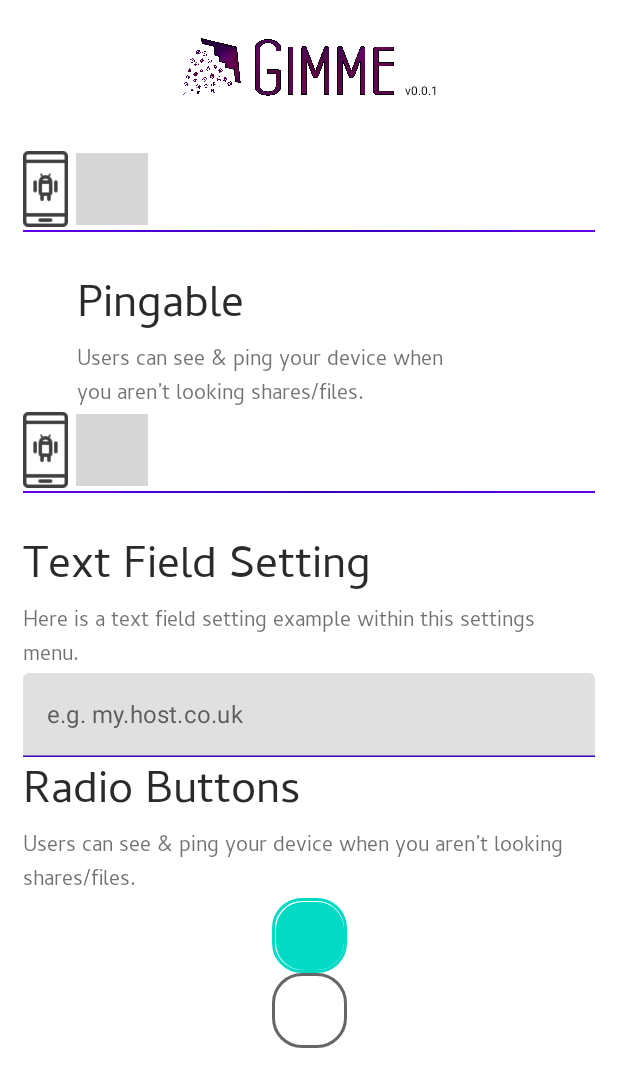
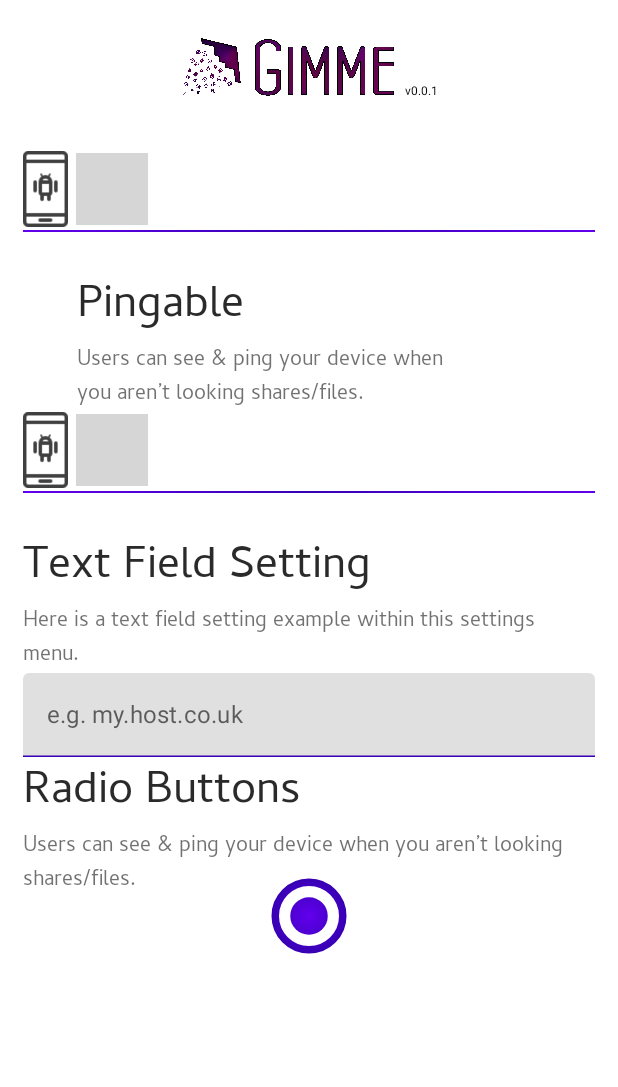
Before and after one commit to Nex-Coder/Gimme, an Android app built with Jetpack Compose: the @Preview function ComposablePreview, on a phone screen of 412 x 824 dp. Shown: the top 1087 px of the screen. Run offline under Robolectric (Android 15) with nearby library versions, the light colour scheme and no system bars; libraries missing offline, so code that uses them is left out: com.ramcosta.composedestinations; 4 statements that could not run were skipped; grey boxes are pictures that could not be loaded.

Commit message:
Radio button work.

```diff
--- a/app/src/main/java/co/uk/nexhub/gimme/ui/elements/controls/RadioButtonsGroup.kt
+++ b/app/src/main/java/co/uk/nexhub/gimme/ui/elements/controls/RadioButtonsGroup.kt
@@ -42,6 +42,7 @@ fun RadioButtonsGroup(choices: Array<RadioButtonChoice>) {
                         choice.action.invoke()
                     }
                 )
+                RadioButton(selected = true, onClick = { /*TODO*/ })
                 Text(
                     text = choice.name,
                     modifier = Modifier.padding(start = 16.dp),
--- a/app/src/main/java/co/uk/nexhub/gimme/ui/elements/controls/ShapedRadioButton.kt
+++ b/app/src/main/java/co/uk/nexhub/gimme/ui/elements/controls/ShapedRadioButton.kt
@@ -1,9 +1,10 @@
 package co.uk.nexhub.gimme.ui.elements.controls
 
+import android.annotation.SuppressLint
+import androidx.compose.animation.animateColorAsState
+import androidx.compose.animation.core.*
 import androidx.compose.foundation.BorderStroke
 import androidx.compose.foundation.Canvas
-import androidx.compose.foundation.background
-import androidx.compose.foundation.border
 import androidx.compose.ui.graphics.Shape
 import androidx.compose.foundation.interaction.MutableInteractionSource
 import androidx.compose.foundation.layout.*
@@ -11,54 +12,192 @@ import androidx.compose.foundation.selection.selectable
 import androidx.compose.foundation.shape.RoundedCornerShape
 import androidx.compose.material.*
 import androidx.compose.material.ripple.rememberRipple
-import androidx.compose.runtime.Composable
-import androidx.compose.runtime.remember
+import androidx.compose.runtime.*
 import androidx.compose.ui.Alignment
 import androidx.compose.ui.Modifier
 import androidx.compose.ui.draw.clip
+import androidx.compose.ui.graphics.Brush
 import androidx.compose.ui.graphics.Color
+import androidx.compose.ui.graphics.drawscope.Fill
+import androidx.compose.ui.graphics.drawscope.Stroke
 import androidx.compose.ui.semantics.Role
 import androidx.compose.ui.unit.Dp
 import androidx.compose.ui.unit.dp
 
+// TODO Make a rounded radio button that can take a float and draw a rounded corner square in a canvas that also can take a brush. Not answer but starting point https://stackoverflow.com/questions/69748987/how-to-draw-rounded-corner-polygons-in-jetpack-compose-canvas
 @Composable
-fun ShapedRadioButton( // TODO make a function that takesa a RadioButtonBrushes & provide a background feature for inner background
+fun RadioButtonBrush(
     selected: Boolean,
     onClick: (() -> Unit)?,
     modifier: Modifier = Modifier,
     enabled: Boolean = true,
     interactionSource: MutableInteractionSource = remember { MutableInteractionSource() },
-    colors: RadioButtonColors = RadioButtonDefaults.colors(),
-    size: Dp = 50.dp,
-    fillShape: Shape = RoundedCornerShape(40),
-    borderShape: Shape = fillShape
+    brushes: RadioButtonBrushes = RadioButtonBrushDefaults.brushes()
 ) {
-    Surface(
-        modifier
-            .size(size)
-            .aspectRatio(1f)
-            .selectable(
+    val dotRadius = animateDpAsState(
+        targetValue = if (selected) RadioButtonDotSize / 2 else 0.dp,
+        animationSpec = tween(durationMillis = RadioAnimationDuration)
+    )
+    val radioColor = brushes.radioBrush(enabled, selected)
+    val selectableModifier =
+        if (onClick != null) {
+            Modifier.selectable(
                 selected = selected,
-                onClick = if (onClick != null) onClick else {{}},
+                onClick = onClick,
                 enabled = enabled,
                 role = Role.RadioButton,
                 interactionSource = interactionSource,
                 indication = rememberRipple(
                     bounded = false,
-                    radius = size
+                    radius = RadioButtonRippleRadius
                 )
-            ),
-        shape = borderShape,
-        border = (BorderStroke(size.div(35), colors.radioColor(enabled, selected).value)),
-        color = Color.Transparent
+            )
+        } else {
+            Modifier
+        }
+    Canvas(
+        modifier
+            .then(Modifier)
+            .then(selectableModifier)
+            .wrapContentSize(Alignment.Center)
+            .padding(RadioButtonPadding)
+            .requiredSize(RadioButtonSize)
     ) {
-        if (selected)
-        Box(Modifier, Alignment.Center) {
-            Box(
-                Modifier
-                    .fillMaxSize(0.9f)
-                    .background(colors.radioColor(enabled, selected).value, fillShape)
-                    .clip(fillShape)) {}
+        // Draw the radio button
+        val strokeWidth = RadioStrokeWidth.toPx()
+        drawCircle(
+            radioColor.value,
+            RadioRadius.toPx() - strokeWidth / 2,
+            style = Stroke(strokeWidth)
+        )
+        if (dotRadius.value > 0.dp) {
+            drawCircle(radioColor.value, dotRadius.value.toPx() - strokeWidth / 2, style = Fill)
         }
     }
 }
+
+/* --- */
+
+private const val RadioAnimationDuration = 100
+
+private val RadioButtonRippleRadius = 24.dp
+private val RadioButtonPadding = 2.dp
+private val RadioButtonSize = 20.dp
+private val RadioRadius = RadioButtonSize / 2
+private val RadioButtonDotSize = 12.dp
+private val RadioStrokeWidth = 2.dp
+private val brushDefaultSpring = spring<Brush>()
+/**
+ * Represents the brush used by a [RadioButton] in different states.
+ *
+ * See [RadioButtonDefaults.Brushs] for the default implementation that follows Material
+ * specifications.
+ */
+@Stable
+interface RadioButtonBrushes {
+    /**
+     * Represents the main brush used to draw the outer and inner circles, depending on whether
+     * the [RadioButton] is [enabled] / [selected].
+     *
+     * @param enabled whether the [RadioButton] is enabled
+     * @param selected whether the [RadioButton] is selected
+     */
+    @Composable
+    fun radioBrush(enabled: Boolean, selected: Boolean): State<Brush>
+    @SuppressLint("UnrememberedMutableState")
+    @Composable
+    fun animateGradientAsState(targetGradient: List<Color>,
+                               animationSpec: AnimationSpec<Brush> = brushDefaultSpring,
+                               finishedListener: ((Brush) -> Unit)? = null
+    ): MutableList<Color> {
+
+        val newGradient = mutableListOf<Color>()
+
+        var i = 0;
+        for (targetValue in targetGradient) {
+            newGradient.add(i, animateColorAsState(targetValue, tween(durationMillis = RadioBrushAnimationDuration)).value)
+            i++
+        }
+
+        return newGradient
+    }
+}
+
+/**
+ * Defaults used in [RadioButton].
+ */
+object RadioButtonBrushDefaults {
+    /**
+     * Creates a [RadioButtonBrushes] that will animate between the provided brushes according to
+     * the Material specification.
+     *
+     * @param selectedBrush the Brush to use for the RadioButton when selected and enabled.
+     * @param unselectedBrush the Brush to use for the RadioButton when unselected and enabled.
+     * @param disabledBrush the Brush to use for the RadioButton when disabled.
+     * @return the resulting [RadioButtonBrushes] used for the RadioButton
+     */
+    @Composable
+    fun brushes(
+        selectedGradient: List<Color> = listOf(MaterialTheme.colors.primary, MaterialTheme.colors.primaryVariant),
+        unselectedGradient: List<Color> = listOf(MaterialTheme.colors.onSurface.copy(alpha = 0.6f), MaterialTheme.colors.onSurface.copy(alpha = 0.3f)),
+        disabledGradient: List<Color> =  listOf(MaterialTheme.colors.onSurface.copy(alpha = ContentAlpha.disabled), MaterialTheme.colors.onSurface.copy(alpha = ContentAlpha.disabled))
+    ): RadioButtonBrushes {
+        return remember(
+            selectedGradient,
+            unselectedGradient,
+            disabledGradient
+        ) {
+            DefaultRadioButtonBrushes(selectedGradient, unselectedGradient, disabledGradient)
+        }
+    }
+}
+
+
+
+/**
+ * Default [RadioButtonBrushes] implementation.
+ */
+@Immutable
+private class DefaultRadioButtonBrushes(
+    private val selectedGradient: List<Color>,
+    private val unselectedGradient: List<Color>,
+    private val disabledGradient: List<Color>
+) : RadioButtonBrushes {
+    @SuppressLint("UnrememberedMutableState")
+    @Composable
+    override fun radioBrush(enabled: Boolean, selected: Boolean): State<Brush> {
+        val target = when {
+            !enabled -> disabledGradient
+            !selected -> unselectedGradient
+            else -> selectedGradient
+        }
+
+        return if (enabled) {
+            mutableStateOf(Brush.radialGradient(animateGradientAsState(target, tween(durationMillis = RadioBrushAnimationDuration)) as List<Color>))
+        } else {
+            mutableStateOf(Brush.radialGradient(animateGradientAsState(target)))
+        }
+    }
+
+    override fun equals(other: Any?): Boolean {
+        if (this === other) return true
+        if (other == null || this::class != other::class) return false
+
+        other as DefaultRadioButtonBrushes
+
+        if (selectedGradient != other.selectedGradient) return false
+        if (unselectedGradient != other.unselectedGradient) return false
+        if (disabledGradient != other.disabledGradient) return false
+
+        return true
+    }
+
+    override fun hashCode(): Int {
+        var result = selectedGradient.hashCode()
+        result = 31 * result + unselectedGradient.hashCode()
+        result = 31 * result + disabledGradient.hashCode()
+        return result
+    }
+}
+
+private const val RadioBrushAnimationDuration = 100
--- a/app/src/main/java/co/uk/nexhub/gimme/ui/screens/SettingsScreen.kt
+++ b/app/src/main/java/co/uk/nexhub/gimme/ui/screens/SettingsScreen.kt
@@ -1,15 +1,13 @@
 package co.uk.nexhub.gimme.ui.screens
 
 import android.widget.Toast
-import androidx.compose.foundation.layout.Column
-import androidx.compose.foundation.layout.Row
-import androidx.compose.foundation.layout.fillMaxWidth
-import androidx.compose.foundation.layout.padding
+import androidx.compose.foundation.layout.*
 import androidx.compose.foundation.rememberScrollState
 import androidx.compose.foundation.selection.selectable
 import androidx.compose.material.*
 import androidx.compose.runtime.*
 import androidx.compose.ui.Modifier
+import androidx.compose.ui.draw.scale
 import androidx.compose.ui.platform.LocalContext
 import androidx.compose.ui.text.input.TextFieldValue
 import androidx.compose.ui.tooling.preview.Preview
@@ -17,10 +15,7 @@ import androidx.compose.ui.unit.Dp
 import androidx.compose.ui.unit.dp
 import co.uk.nexhub.gimme.R
 import co.uk.nexhub.gimme.ui.elements.base.BoxWithContext
-import co.uk.nexhub.gimme.ui.elements.controls.RadioButtonChoice
-import co.uk.nexhub.gimme.ui.elements.controls.RadioButtonsGroup
-import co.uk.nexhub.gimme.ui.elements.controls.ShapedRadioButton
-import co.uk.nexhub.gimme.ui.elements.controls.ToggleButton
+import co.uk.nexhub.gimme.ui.elements.controls.*
 import co.uk.nexhub.gimme.ui.elements.layout.AppHeader
 import co.uk.nexhub.gimme.ui.elements.parents.DefaultScreenWrapper
 import co.uk.nexhub.gimme.ui.elements.layout.HeaderDivider
@@ -76,10 +71,8 @@ fun SettingsScreen(arg: String?) {
             val choices = arrayOf(RadioButtonChoice("Option One", { println("Option One") }), RadioButtonChoice("Option Two", { println("Option Two") }))
             //RadioButtonsGroup(choices)
 
-            ShapedRadioButton(true, {})
-
+            RadioButtonBrush(true, {}, Modifier.scale(2.5f))
         }
-        ShapedRadioButton(false, {})
     }
 }
 
```
